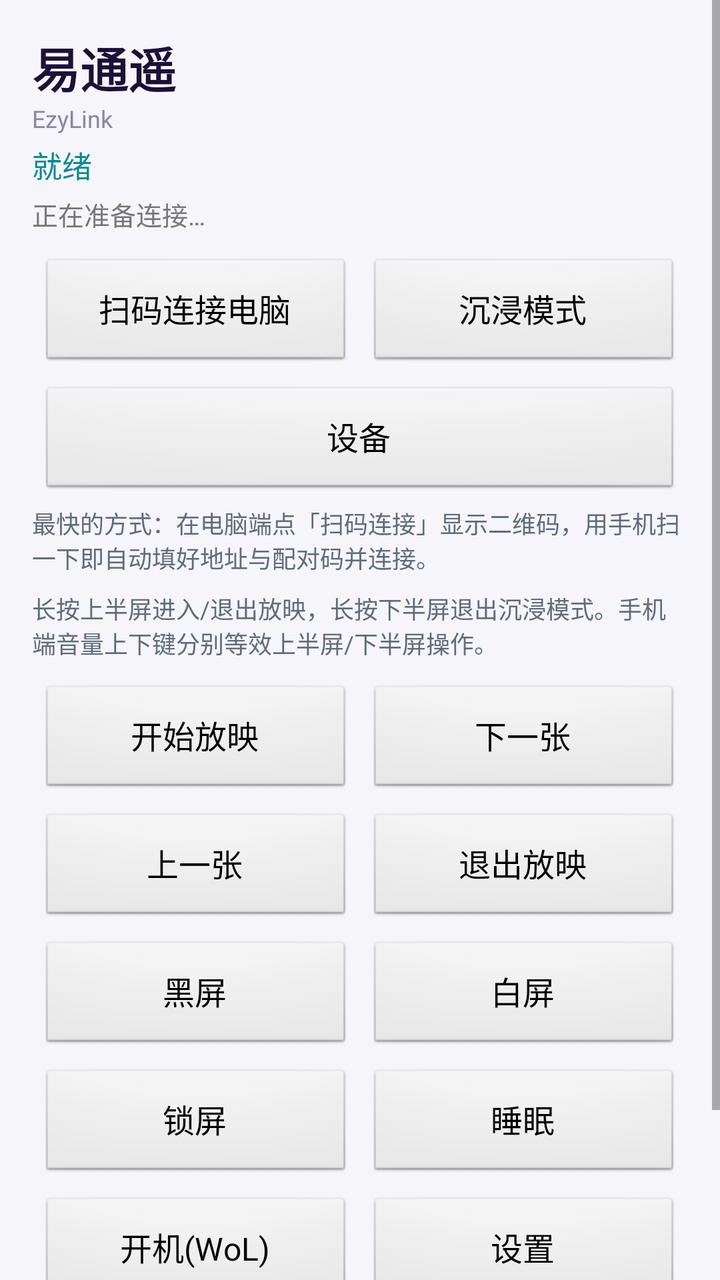
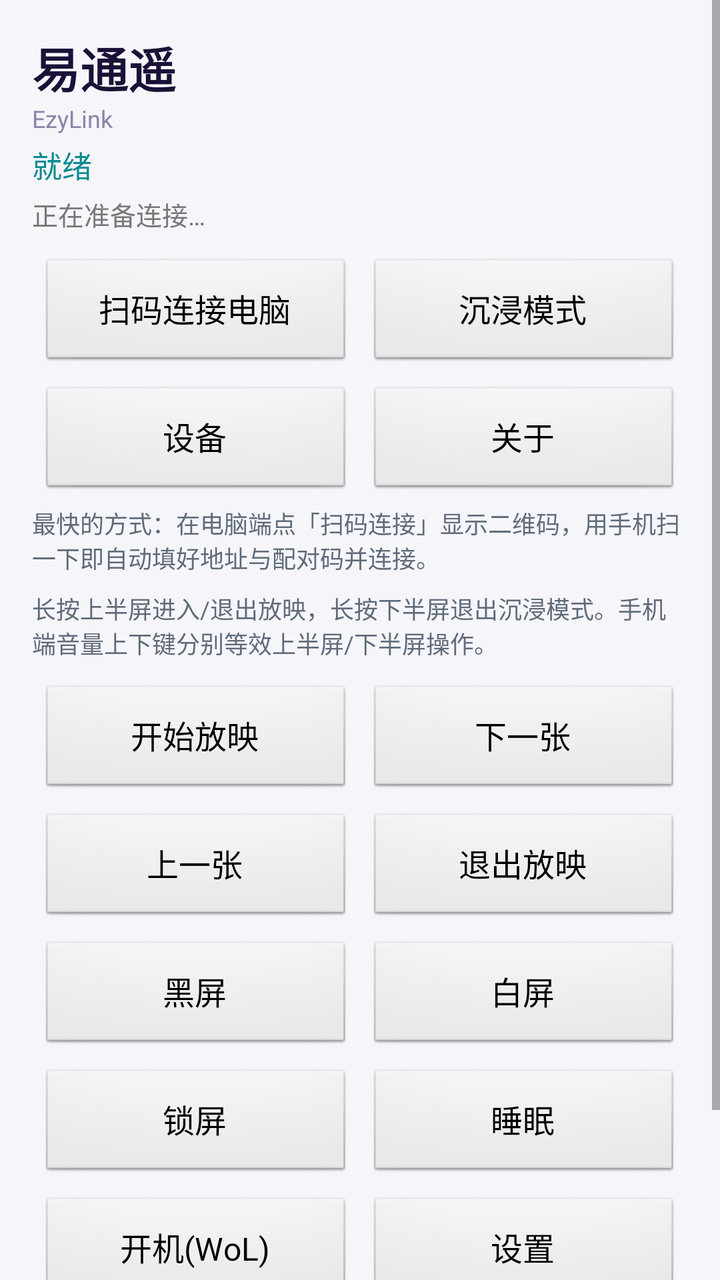

Screens rendered from an Android XML layout before and after an edit, with the pre-edit source and the edit as a unified diff.
<!-- AndroidManifest.xml: application theme AppTheme -->
<!-- res/layout/activity_main.xml -->
<?xml version="1.0" encoding="utf-8"?>
<ScrollView xmlns:android="http://schemas.android.com/apk/res/android"
    android:id="@+id/scroll"
    android:layout_width="match_parent" android:layout_height="match_parent">
    <LinearLayout android:orientation="vertical"
        android:layout_width="match_parent" android:layout_height="wrap_content"
        android:padding="@dimen/scr_pad">
        <TextView android:text="@string/app_name" android:textSize="24sp"
            android:textStyle="bold" android:textColor="#1b1136" android:layout_marginBottom="0dp"
            android:layout_width="match_parent" android:layout_height="wrap_content"/>
        <TextView android:text="@string/app_name_en" android:textSize="12sp"
            android:textColor="#8a86a8" android:layout_marginBottom="4dp"
            android:layout_width="match_parent" android:layout_height="wrap_content"/>
        <TextView android:id="@+id/status" android:text="@string/status_ready"
            android:textSize="15sp" android:textColor="#0a8a8f" android:layout_marginBottom="4dp"
            android:layout_width="match_parent" android:layout_height="wrap_content"/>
        <TextView android:id="@+id/connState" android:text="@string/conn_idle"
            android:textSize="13sp" android:textColor="#777777" android:layout_marginBottom="8dp"
            android:layout_width="match_parent" android:layout_height="wrap_content"/>
        <LinearLayout android:orientation="horizontal" android:layout_width="match_parent" android:layout_height="wrap_content">
            <Button android:id="@+id/btnScan" style="@style/Btn" android:text="@string/scan_connect"/>
            <Button android:id="@+id/btnImmersion" style="@style/Btn" android:text="@string/immersion_title"/>
        </LinearLayout>
        <LinearLayout android:orientation="horizontal" android:layout_width="match_parent" android:layout_height="wrap_content">
            <Button android:id="@+id/btnDevices" style="@style/Btn" android:text="@string/devices_title"/>
        </LinearLayout>
        <TextView android:id="@+id/scanHint" android:text="@string/scan_hint"
            android:textSize="12sp" android:textColor="#5f6b7a" android:layout_marginBottom="8dp"
            android:layout_width="match_parent" android:layout_height="wrap_content"/>
        <TextView android:id="@+id/immersionHintMain" android:text="@string/immersion_help"
            android:textSize="12sp" android:textColor="#5f6b7a" android:layout_marginBottom="8dp"
            android:layout_width="match_parent" android:layout_height="wrap_content"/>
        <LinearLayout android:orientation="horizontal" android:layout_width="match_parent" android:layout_height="wrap_content">
            <Button android:id="@+id/btnStart" style="@style/Btn" android:text="开始放映"/>
            <Button android:id="@+id/btnNext" style="@style/Btn" android:text="下一张"/>
        </LinearLayout>
        <LinearLayout android:orientation="horizontal" android:layout_width="match_parent" android:layout_height="wrap_content">
            <Button android:id="@+id/btnPrev" style="@style/Btn" android:text="上一张"/>
            <Button android:id="@+id/btnExit" style="@style/Btn" android:text="退出放映"/>
        </LinearLayout>
        <LinearLayout android:orientation="horizontal" android:layout_width="match_parent" android:layout_height="wrap_content">
            <Button android:id="@+id/btnBlack" style="@style/Btn" android:text="黑屏"/>
            <Button android:id="@+id/btnWhite" style="@style/Btn" android:text="白屏"/>
        </LinearLayout>
        <LinearLayout android:orientation="horizontal" android:layout_width="match_parent" android:layout_height="wrap_content">
            <Button android:id="@+id/btnLock" style="@style/Btn" android:text="锁屏"/>
            <Button android:id="@+id/btnSleep" style="@style/Btn" android:text="睡眠"/>
        </LinearLayout>
        <LinearLayout android:orientation="horizontal" android:layout_width="match_parent" android:layout_height="wrap_content">
            <Button android:id="@+id/btnWol" style="@style/Btn" android:text="开机(WoL)"/>
            <Button android:id="@+id/btnSettings" style="@style/Btn" android:text="设置"/>
        </LinearLayout>
        <LinearLayout android:orientation="horizontal" android:layout_width="match_parent" android:layout_height="wrap_content">
            <Button android:id="@+id/btnShutdown" style="@style/BtnDanger" android:text="关机"/>
            <Button android:id="@+id/btnRestart" style="@style/BtnDanger" android:text="重启"/>
        </LinearLayout>
    </LinearLayout>
</ScrollView>
<!-- resources referenced by this layout -->
<resources>
  <dimen name="scr_pad">16dp</dimen>
  <string name="app_name">易通遥</string>
  <string name="app_name_en">EzyLink</string>
  <string name="conn_idle">正在准备连接…</string>
  <string name="devices_title">设备</string>
  <string name="immersion_help">长按上半屏进入/退出放映，长按下半屏退出沉浸模式。手机端音量上下键分别等效上半屏/下半屏操作。</string>
  <string name="immersion_title">沉浸模式</string>
  <string name="scan_connect">扫码连接电脑</string>
  <string name="scan_hint">最快的方式：在电脑端点「扫码连接」显示二维码，用手机扫一下即自动填好地址与配对码并连接。</string>
  <string name="status_ready">就绪</string>
  <style name="Btn" parent="@android:style/Widget.Button">
          <item name="android:layout_width">0dp</item>
          <item name="android:layout_height">wrap_content</item>
          <item name="android:layout_weight">1</item>
          <item name="android:minHeight">@dimen/btn_minh</item>
          <item name="android:textSize">@dimen/btn_text</item>
          <item name="android:layout_margin">4dp</item>
      </style>
  <style name="BtnDanger" parent="@style/Btn">
          <item name="android:textColor">#D32F2F</item>
      </style>
  <style name="AppTheme" parent="@android:style/Theme.Material.Light.NoActionBar">
          <item name="android:windowBackground">#f5f5fa</item>
      </style>
  <dimen name="btn_minh">56dp</dimen>
  <dimen name="btn_text">16sp</dimen>
</resources>

<!-- the commit's change to res/layout/activity_main.xml (unified diff, before → after) -->
@@ -23,6 +23,7 @@
         </LinearLayout>
         <LinearLayout android:orientation="horizontal" android:layout_width="match_parent" android:layout_height="wrap_content">
             <Button android:id="@+id/btnDevices" style="@style/Btn" android:text="@string/devices_title"/>
+            <Button android:id="@+id/btnAbout" style="@style/Btn" android:text="@string/btn_about"/>
         </LinearLayout>
         <TextView android:id="@+id/scanHint" android:text="@string/scan_hint"
             android:textSize="12sp" android:textColor="#5f6b7a" android:layout_marginBottom="8dp"
<!-- resource entries referenced after the edit -->
@@ -3,6 +3,7 @@
   <dimen name="scr_pad">16dp</dimen>
   <string name="app_name">易通遥</string>
   <string name="app_name_en">EzyLink</string>
+  <string name="btn_about">关于</string>
   <string name="conn_idle">正在准备连接…</string>
   <string name="devices_title">设备</string>
   <string name="immersion_help">长按上半屏进入/退出放映，长按下半屏退出沉浸模式。手机端音量上下键分别等效上半屏/下半屏操作。</string>
